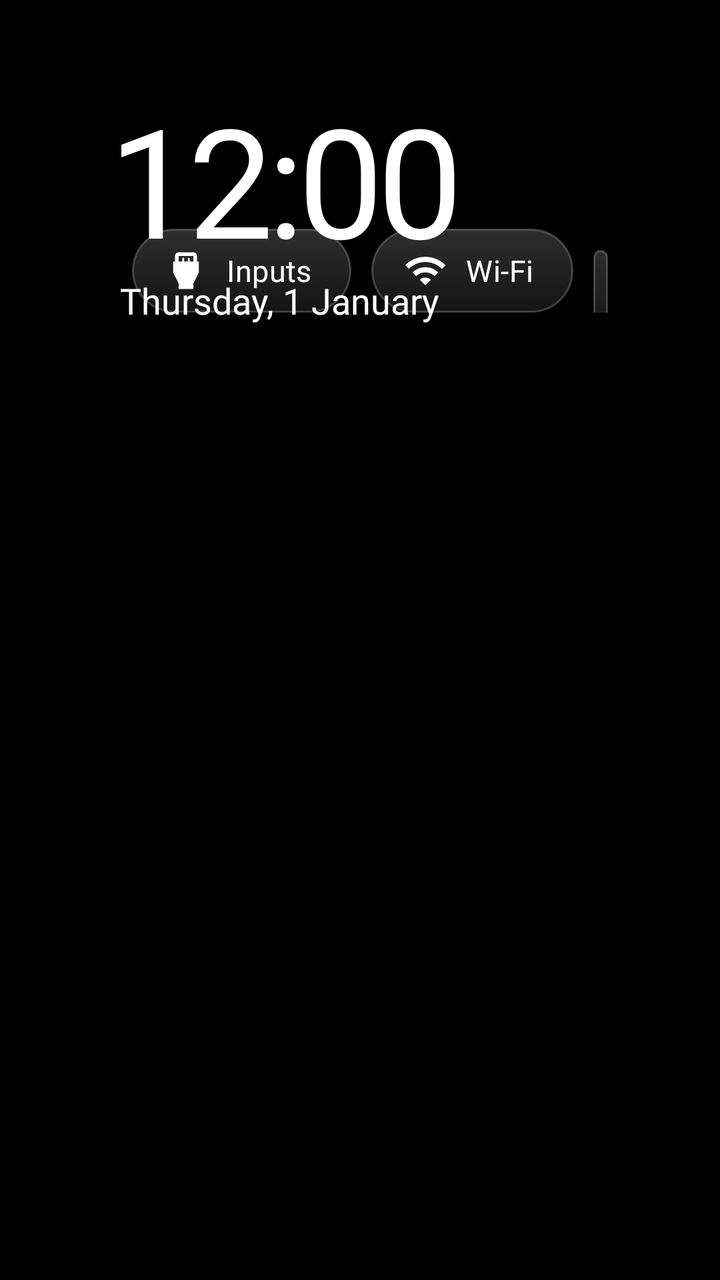
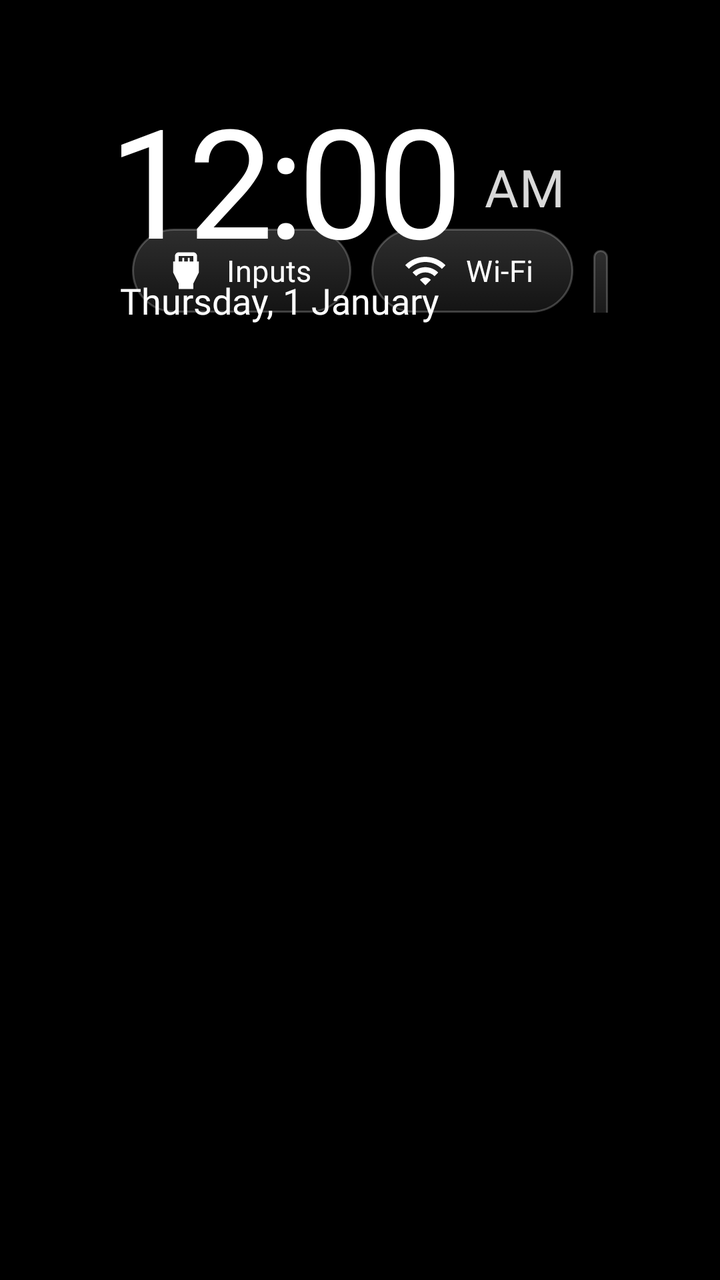

An Android layout rendered at two revisions. The XML below is the earlier revision; the diff shows what the commit changed to produce the second picture.
<!-- AndroidManifest.xml: application theme Theme.TvHome -->
<!-- res/layout/activity_main.xml -->
<?xml version="1.0" encoding="utf-8"?>
<FrameLayout xmlns:android="http://schemas.android.com/apk/res/android"
    android:id="@+id/root"
    android:layout_width="match_parent"
    android:layout_height="match_parent"
    android:background="#FF000000">

    
    <View
        android:id="@+id/ambient"
        android:layout_width="match_parent"
        android:layout_height="match_parent"
        android:alpha="0" />

    
    <TextView
        android:id="@+id/heroName"
        android:layout_width="wrap_content"
        android:layout_height="wrap_content"
        android:layout_marginStart="68dp"
        android:alpha="0"
        android:textColor="#FFFFFFFF"
        android:textSize="54sp"
        android:fontFamily="@font/space_grotesk"
        android:fontVariationSettings="'wght' 400"
        android:letterSpacing="-0.03"
        android:includeFontPadding="false"
        android:singleLine="true" />

    <LinearLayout
        android:layout_width="match_parent"
        android:layout_height="match_parent"
        android:orientation="vertical"
        android:paddingStart="56dp"
        android:paddingEnd="56dp"
        android:paddingTop="26dp">

        <RelativeLayout
            android:layout_width="match_parent"
            android:layout_height="wrap_content">

            <LinearLayout
                android:id="@+id/leftBlock"
                android:layout_width="wrap_content"
                android:layout_height="wrap_content"
                android:layout_alignParentStart="true"
                android:orientation="vertical">

                <TextView
                    android:id="@+id/greeting"
                    android:layout_width="wrap_content"
                    android:layout_height="wrap_content"
                    android:layout_marginStart="4dp"
                    android:textColor="#D9FFFFFF"
                    android:textSize="17sp"
                    android:fontFamily="@font/space_grotesk"
                    android:fontVariationSettings="'wght' 500" />

                <LinearLayout
                    android:layout_width="wrap_content"
                    android:layout_height="wrap_content"
                    android:orientation="horizontal"
                    android:baselineAligned="true">

                    <TextClock
                        android:id="@+id/clock"
                        android:layout_width="wrap_content"
                        android:layout_height="wrap_content"
                        android:format12Hour="h:mm"
                        android:format24Hour="HH:mm"
                        android:textColor="#FFFFFFFF"
                        android:textSize="76sp"
                        android:fontFamily="@font/space_grotesk"
                        android:fontVariationSettings="'wght' 300"
                        android:letterSpacing="-0.04"
                        android:includeFontPadding="false" />

                </LinearLayout>

                <LinearLayout
                    android:layout_width="wrap_content"
                    android:layout_height="wrap_content"
                    android:layout_marginStart="4dp"
                    android:orientation="horizontal"
                    android:baselineAligned="true">

                    <TextClock
                        android:id="@+id/date"
                        android:layout_width="wrap_content"
                        android:layout_height="wrap_content"
                        android:format12Hour="EEEE, d MMMM"
                        android:format24Hour="EEEE, d MMMM"
                        android:textColor="#FFFFFFFF"
                        android:textSize="18sp"
                        android:fontFamily="@font/space_grotesk"
                        android:fontVariationSettings="'wght' 500" />

                    <TextView
                        android:id="@+id/panchang"
                        android:layout_width="wrap_content"
                        android:layout_height="wrap_content"
                        android:layout_marginStart="22dp"
                        android:textColor="#CCFFFFFF"
                        android:textSize="17sp"
                        android:fontFamily="@font/space_grotesk"
                        android:fontVariationSettings="'wght' 500"
                        android:visibility="gone" />

                    <TextView
                        android:id="@+id/weather"
                        android:layout_width="wrap_content"
                        android:layout_height="wrap_content"
                        android:layout_marginStart="22dp"
                        android:textColor="#FFFFFFFF"
                        android:textSize="18sp"
                        android:fontFamily="@font/space_grotesk"
                        android:fontVariationSettings="'wght' 600"
                        android:visibility="gone" />
                </LinearLayout>
            </LinearLayout>

            <LinearLayout
                android:id="@+id/topButtons"
                android:layout_width="wrap_content"
                android:layout_height="wrap_content"
                android:layout_alignParentEnd="true"
                android:layout_alignBottom="@id/leftBlock"
                android:layout_marginBottom="6dp"
                android:orientation="horizontal">

                <TextView
                    android:id="@+id/btnInputs"
                    style="@style/TopButton"
                    android:text="@string/inputs"
                    android:drawableStart="@drawable/ic_input"
                    android:nextFocusDown="@+id/grid" />

                <TextView
                    android:id="@+id/btnWifi"
                    style="@style/TopButton"
                    android:text="@string/wifi"
                    android:drawableStart="@drawable/ic_wifi"
                    android:nextFocusDown="@+id/grid" />

                <TextView
                    android:id="@+id/btnSettings"
                    style="@style/TopButton"
                    android:text="@string/settings"
                    android:drawableStart="@drawable/ic_settings"
                    android:nextFocusDown="@+id/grid" />
            </LinearLayout>
        </RelativeLayout>

        
        <FrameLayout
            android:layout_width="match_parent"
            android:layout_height="0dp"
            android:layout_weight="1"
            android:layout_marginTop="10dp">

            <androidx.recyclerview.widget.RecyclerView
                android:id="@+id/grid"
                android:layout_width="match_parent"
                android:layout_height="match_parent"
                android:paddingTop="10dp"
                android:paddingBottom="40dp"
                android:clipToPadding="false"
                android:clipChildren="false"
                android:overScrollMode="never"
                android:scrollbars="none"
                android:descendantFocusability="afterDescendants" />
        </FrameLayout>
    </LinearLayout>

    
    <com.gathin.tvhome.GlassView
        android:id="@+id/glass"
        android:layout_width="10dp"
        android:layout_height="10dp"
        android:alpha="0"
        android:importantForAccessibility="no" />
</FrameLayout>
<!-- resources referenced by this layout -->
<resources>
  <!-- drawable ic_input (drawable) -->
  <?xml version="1.0" encoding="utf-8"?>
  <vector xmlns:android="http://schemas.android.com/apk/res/android"
      android:width="22dp" android:height="22dp"
      android:viewportWidth="24" android:viewportHeight="24">
      <path android:fillColor="#FFFFFFFF"
          android:pathData="M18,7V4c0,-1.1 -0.9,-2 -2,-2H8C6.9,2 6,2.9 6,4v3H5v6l3,6v3h8v-3l3,-6V7H18zM8,4h8v3h-2V5h-1v2h-2V5h-1v2H8V4z" />
  </vector>
  <!-- drawable ic_wifi (drawable) -->
  <?xml version="1.0" encoding="utf-8"?>
  <vector xmlns:android="http://schemas.android.com/apk/res/android"
      android:width="22dp" android:height="22dp"
      android:viewportWidth="24" android:viewportHeight="24">
      <path android:fillColor="#FFFFFFFF"
          android:pathData="M1,9l2,2c4.97,-4.97 13.03,-4.97 18,0l2,-2C16.93,2.93 7.08,2.93 1,9zM9,17l3,3 3,-3c-1.65,-1.66 -4.34,-1.66 -6,0zM5,13l2,2c2.76,-2.76 7.24,-2.76 10,0l2,-2C15.14,9.14 8.87,9.14 5,13z" />
  </vector>
  <string name="inputs">Inputs</string>
  <string name="settings">Settings</string>
  <string name="wifi">Wi-Fi</string>
  <style name="TopButton">
          <item name="android:layout_width">wrap_content</item>
          <item name="android:layout_height">42dp</item>
          <item name="android:layout_marginStart">10dp</item>
          <item name="android:paddingStart">16dp</item>
          <item name="android:paddingEnd">20dp</item>
          <item name="android:gravity">center</item>
          <item name="android:background">@drawable/pill_bg</item>
          <item name="android:textColor">#FFFFFFFF</item>
          <item name="android:textSize">15sp</item>
          <item name="android:fontFamily">@font/space_grotesk</item>
          <item name="android:fontVariationSettings">\'wght\' 500</item>
          <item name="android:letterSpacing">0.01</item>
          <item name="android:drawablePadding">9dp</item>
          <item name="android:drawableTint">#FFFFFFFF</item>
          <item name="android:focusable">true</item>
          <item name="android:clickable">true</item>
      </style>
  <style name="Theme.TvHome" parent="android:Theme.Material.NoActionBar.Fullscreen">
          <item name="android:windowBackground">@android:color/black</item>
          <item name="android:colorBackground">@android:color/black</item>
          <item name="android:windowAnimationStyle">@null</item>
      </style>
  <!-- drawable pill_bg (drawable) -->
  <?xml version="1.0" encoding="utf-8"?>
  <selector xmlns:android="http://schemas.android.com/apk/res/android">
      <item android:state_focused="true">
          <shape android:shape="rectangle">
              <solid android:color="#3DFFFFFF" />
              <stroke android:width="2dp" android:color="#99FFFFFF" />
              <corners android:radius="21dp" />
          </shape>
      </item>
      <item>
          <shape android:shape="rectangle">
              <gradient android:angle="270" android:startColor="#2EFFFFFF" android:endColor="#14FFFFFF" />
              <stroke android:width="1dp" android:color="#38FFFFFF" />
              <corners android:radius="21dp" />
          </shape>
      </item>
  </selector>
  <!-- unchanged entries left out for length: 1 -->
</resources>

<!-- the commit's change to res/layout/activity_main.xml (unified diff, before → after) -->
@@ -73,6 +73,22 @@
                         android:fontFamily="@font/space_grotesk"
                         android:fontVariationSettings="'wght' 300"
                         android:letterSpacing="-0.04"
+                        android:includeFontPadding="false" />
+
+                    <TextClock
+                        android:id="@+id/ampm"
+                        android:layout_width="wrap_content"
+                        android:layout_height="wrap_content"
+                        android:layout_marginStart="12dp"
+                        android:layout_gravity="bottom"
+                        android:layout_marginBottom="14dp"
+                        android:format12Hour="a"
+                        android:format24Hour=""
+                        android:textColor="#D9FFFFFF"
+                        android:textSize="26sp"
+                        android:fontFamily="@font/space_grotesk"
+                        android:fontVariationSettings="'wght' 500"
+                        android:letterSpacing="0.02"
                         android:includeFontPadding="false" />
 
                 </LinearLayout>
